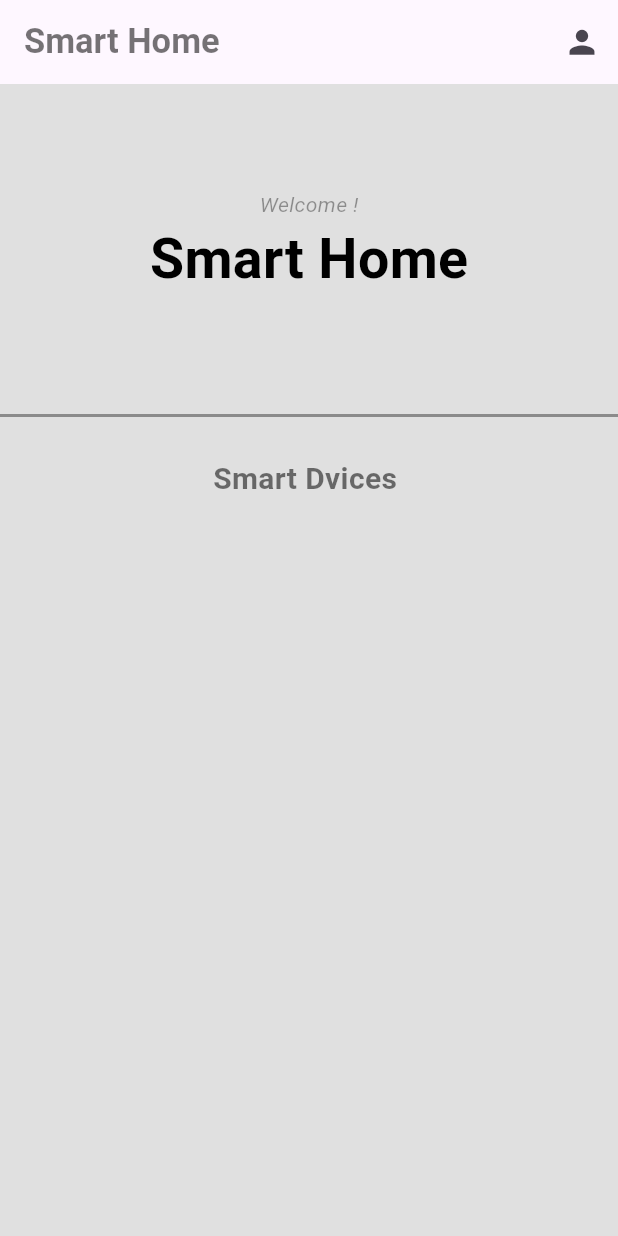
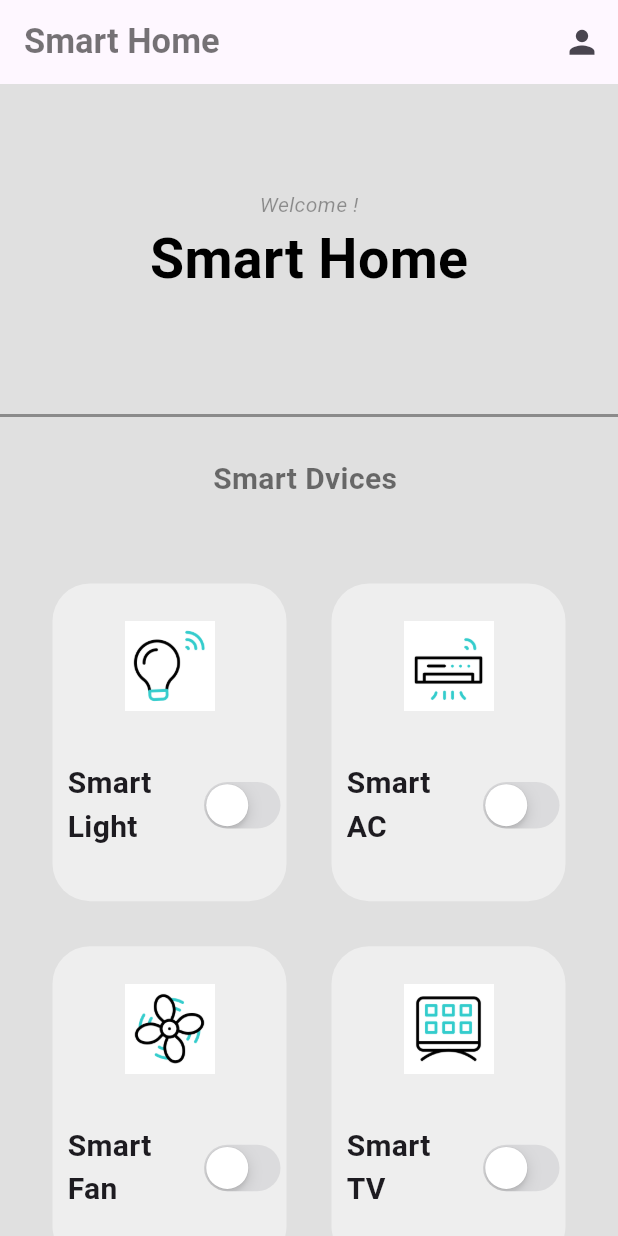
Before and after one commit to Yasasisuru/smart_home_app, a Flutter app: the screen it shows after launch, on a phone screen of 412 x 824 dp. Run offline on Flutter 3.47's test engine with Material 3 defaults, Android fonts, the phone set to English and light mode, and no system bars.

Commit message:
design devise box

```diff
--- a/lib/devices.dart
+++ b/lib/devices.dart
@@ -1 +1,50 @@
+import 'package:flutter/cupertino.dart';
 import 'package:flutter/material.dart';
+
+class smartDeviceBox extends StatelessWidget {
+  final String deviceName;
+  final String deviceIcon;
+  final bool deviceStatus;
+
+
+  const smartDeviceBox({super.key,
+    required this.deviceIcon,
+    required this.deviceName,
+    required this.deviceStatus});
+
+  @override
+  Widget build(BuildContext context) {
+    return Padding(
+      padding: const EdgeInsets.all(15.0),
+
+      child: Container(
+        decoration: BoxDecoration(color: Colors.grey[200],
+        borderRadius: BorderRadius.circular(25)),
+        padding: EdgeInsets.symmetric(vertical: 25),
+        child: Column(
+          mainAxisAlignment:MainAxisAlignment.spaceBetween,
+          children: [
+            Image.asset(deviceIcon,height: 60,),
+            Row(
+              children: [
+                Expanded(
+                  child:
+                    Padding(
+                      padding: const EdgeInsets.all(10.0),
+                      child: Text(deviceName,style:
+                        TextStyle(
+                          fontWeight: FontWeight.bold,
+                          fontSize: 20,
+                        ),
+                      ),
+                    ),
+                ),
+                CupertinoSwitch(value: false, onChanged: (value){})
+              ],
+            )
+          ],
+        ),
+      ),
+    );
+  }
+}
--- a/lib/home_page.dart
+++ b/lib/home_page.dart
@@ -1,6 +1,8 @@
 
 
 import 'package:flutter/material.dart';
+
+import 'devices.dart';
 
 class homePage extends StatefulWidget {
   const homePage({super.key});
@@ -10,6 +12,17 @@ class homePage extends StatefulWidget {
 }
 
 class _homePageState extends State<homePage> {
+
+  List smartDevices=[
+    ["Smart Light","lib/icons/light-bulb.gif",true],
+    ["Smart AC","lib/icons/air-conditioner.gif",true],
+    ["Smart Fan","lib/icons/fan.gif",true],
+    ["Smart TV","lib/icons/applications.gif",true],
+
+
+  ];
+
+
   @override
   Widget build(BuildContext context) {
     return Scaffold(
@@ -67,8 +80,22 @@ class _homePageState extends State<homePage> {
             ),),
           ),
 
-
-
+    //Smart devices area
+Expanded(child:
+GridView.builder(
+   itemCount: smartDevices.length,
+    padding:EdgeInsets.all(20),
+    gridDelegate: const SliverGridDelegateWithFixedCrossAxisCount(
+    crossAxisCount: 2,
+      childAspectRatio:1/1.3,
+    ),
+    itemBuilder: (context,index){
+  return smartDeviceBox(
+    deviceName: smartDevices[index][0],
+    deviceIcon: smartDevices[index][1],
+    deviceStatus: smartDevices[index][2],
+  );
+    }))
         ],
       ),
       );
```
